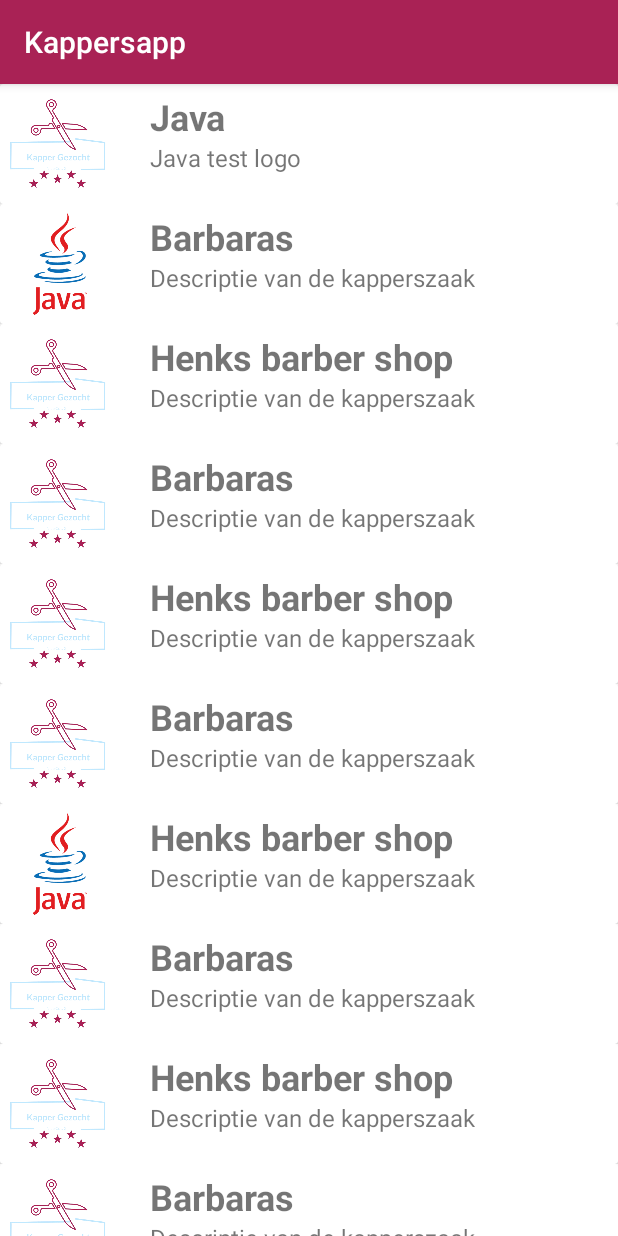
After one commit to Blamant/LoginApplication, an Android app: the activity_zoeken screen opened directly, with no data from a screen before it, on a phone screen of 412 x 824 dp. The commit adds this screen. Run offline under Robolectric (Android 15) with nearby library versions, the phone set to English and light mode, and no system bars.

Commit message:
zoekresultaten scherm af en gedebugt

```diff
--- a/app/build.gradle
+++ b/app/build.gradle
@@ -26,6 +26,8 @@ dependencies {
     implementation fileTree(dir: "libs", include: ["*.jar"])
     implementation 'androidx.appcompat:appcompat:1.2.0'
     implementation 'androidx.constraintlayout:constraintlayout:2.0.4'
+    implementation 'androidx.recyclerview:recyclerview:1.1.0'
+    implementation 'androidx.cardview:cardview:1.0.0'
     testImplementation 'junit:junit:4.12'
     androidTestImplementation 'androidx.test.ext:junit:1.1.2'
     androidTestImplementation 'androidx.test.espresso:espresso-core:3.3.0'
--- /dev/null
+++ b/app/src/main/java/com/example/loginapplication/KapperszaakAdapter.java
@@ -0,0 +1,59 @@
+package com.example.loginapplication;
+
+import android.content.Context;
+import android.view.LayoutInflater;
+import android.view.View;
+import android.view.ViewGroup;
+import android.widget.ImageView;
+import android.widget.TextView;
+
+import androidx.annotation.NonNull;
+import androidx.recyclerview.widget.RecyclerView;
+
+public class KapperszaakAdapter extends RecyclerView.Adapter<KapperszaakAdapter.MyViewHolder> {
+
+    String data1[], data2[];
+    int images[];
+    Context context;
+
+    public KapperszaakAdapter(Context ct, String s1[], String s2[], int img[]) {
+        context = ct;
+        data1 = s1;
+        data2 = s2;
+        images = img;
+    }
+
+    @NonNull
+    @Override
+    public MyViewHolder onCreateViewHolder(@NonNull ViewGroup parent, int viewType) {
+        LayoutInflater inflater = LayoutInflater.from(context);
+        View view = inflater.inflate(R.layout.my_row, parent, false);
+        return new MyViewHolder(view);
+    }
+
+    @Override
+    public void onBindViewHolder(@NonNull MyViewHolder holder, int position) {
+        holder.myText1.setText(data1[position]);
+        holder.myText2.setText(data2[position]);
+        holder.myImage.setImageResource(images[position % images.length]);
+
+    }
+
+    @Override
+    public int getItemCount() {
+        return data1.length;
+    }
+
+    public class MyViewHolder extends RecyclerView.ViewHolder {
+
+        TextView myText1, myText2;
+        ImageView myImage;
+
+        public MyViewHolder(@NonNull View itemView) {
+            super(itemView);
+            myText1 = itemView.findViewById(R.id.kapperszaken);
+            myText2 = itemView.findViewById(R.id.description_kapperszaken);
+            myImage = itemView.findViewById(R.id.imgKapperszaak);
+        }
+    }
+}
--- a/app/src/main/java/com/example/loginapplication/LoginActivity.java
+++ b/app/src/main/java/com/example/loginapplication/LoginActivity.java
@@ -70,7 +70,7 @@ class Credentials {
 
                 }else{
                     Toast.makeText(LoginActivity.this, "Login succesvol", Toast.LENGTH_LONG).show();
-                    Intent intent = new Intent(LoginActivity.this, activity_search.class);
+                    Intent intent = new Intent(LoginActivity.this, activity_zoeken.class);
                     startActivity(intent);
                 }
 
--- a/app/src/main/java/com/example/loginapplication/activity_search.java
+++ b/app/src/main/java/com/example/loginapplication/activity_search.java
@@ -44,7 +44,7 @@ public class activity_search extends AppCompatActivity {
         mylist.add("Haarlem");
         mylist.add("Leiden");
 
-        arrayAdapter = new ArrayAdapter<>(this, R.layout.mylistappearance, mylist);
+        arrayAdapter = new ArrayAdapter<>(this, R.layout.my_row, mylist);
         listView.setAdapter(arrayAdapter);
     }
 
--- /dev/null
+++ b/app/src/main/java/com/example/loginapplication/activity_zoeken.java
@@ -0,0 +1,30 @@
+package com.example.loginapplication;
+
+import androidx.appcompat.app.AppCompatActivity;
+import androidx.recyclerview.widget.LinearLayoutManager;
+import androidx.recyclerview.widget.RecyclerView;
+
+import android.os.Bundle;
+
+public class activity_zoeken extends AppCompatActivity {
+
+    RecyclerView recyclerView;
+
+    String s1[], s2[];
+    int images[] = {R.drawable.logo_swag_removebg, R.drawable.java_test_logo, R.drawable.logo_swag_removebg, R.drawable.logo_swag_removebg, R.drawable.logo_swag_removebg};
+
+    @Override
+    protected void onCreate(Bundle savedInstanceState) {
+        super.onCreate(savedInstanceState);
+        setContentView(R.layout.activity_zoeken);
+
+        recyclerView = findViewById(R.id.recyclerView);
+
+        s1 = getResources().getStringArray(R.array.kapperszaken);
+        s2 = getResources().getStringArray(R.array.description_kapperszaken);
+
+        KapperszaakAdapter kapperszaakAdapter = new KapperszaakAdapter(this, s1, s2, images);
+        recyclerView.setAdapter(kapperszaakAdapter);
+        recyclerView.setLayoutManager(new LinearLayoutManager(this));
+    }
+}
--- /dev/null
+++ b/app/src/main/res/layout/activity_zoeken.xml
@@ -0,0 +1,13 @@
+<?xml version="1.0" encoding="utf-8"?>
+<androidx.constraintlayout.widget.ConstraintLayout xmlns:android="http://schemas.android.com/apk/res/android"
+    xmlns:app="http://schemas.android.com/apk/res-auto"
+    xmlns:tools="http://schemas.android.com/tools"
+    android:layout_width="match_parent"
+    android:layout_height="wrap_content"
+    tools:context=".activity_zoeken">
+
+    <androidx.recyclerview.widget.RecyclerView
+        android:id="@+id/recyclerView"
+        android:layout_width="match_parent"
+        android:layout_height="match_parent"/>
+</androidx.constraintlayout.widget.ConstraintLayout>
--- /dev/null
+++ b/app/src/main/res/layout/my_row.xml
@@ -0,0 +1,55 @@
+<?xml version="1.0" encoding="utf-8"?>
+<androidx.constraintlayout.widget.ConstraintLayout
+    xmlns:android="http://schemas.android.com/apk/res/android"
+    xmlns:app="http://schemas.android.com/apk/res-auto"
+    xmlns:tools="http://schemas.android.com/tools"
+    android:layout_width="match_parent"
+    android:layout_height="wrap_content">
+
+    <androidx.cardview.widget.CardView
+        android:layout_width="match_parent"
+        android:layout_height="wrap_content"
+        app:layout_constraintBottom_toBottomOf="parent"
+        app:layout_constraintEnd_toEndOf="parent"
+        app:layout_constraintStart_toStartOf="parent"
+        app:layout_constraintTop_toTopOf="parent">
+
+        <androidx.constraintlayout.widget.ConstraintLayout
+            android:layout_width="match_parent"
+            android:layout_height="wrap_content">
+
+            <ImageView
+                android:id="@+id/imgKapperszaak"
+                android:layout_width="80dp"
+                android:layout_height="80dp"
+                app:layout_constraintBottom_toBottomOf="parent"
+                app:layout_constraintStart_toStartOf="parent"
+                app:layout_constraintTop_toTopOf="parent"
+                tools:srcCompat="@tools:sample/avatars" />
+
+            <TextView
+                android:id="@+id/kapperszaken"
+                android:layout_width="wrap_content"
+                android:layout_height="wrap_content"
+                android:layout_marginStart="20dp"
+                android:layout_marginLeft="20dp"
+                android:layout_marginTop="5dp"
+                android:text="Title"
+                android:textSize="24sp"
+                android:textStyle="bold"
+                app:layout_constraintStart_toEndOf="@+id/imgKapperszaak"
+                app:layout_constraintTop_toTopOf="parent" />
+
+            <TextView
+                android:id="@+id/description_kapperszaken"
+                android:layout_width="wrap_content"
+                android:layout_height="wrap_content"
+                android:text="Description"
+                android:textSize="16sp"
+                app:layout_constraintStart_toStartOf="@+id/kapperszaken"
+                app:layout_constraintTop_toBottomOf="@+id/kapperszaken" />
+
+        </androidx.constraintlayout.widget.ConstraintLayout>
+    </androidx.cardview.widget.CardView>
+
+</androidx.constraintlayout.widget.ConstraintLayout>
--- a/app/src/main/res/values/strings.xml
+++ b/app/src/main/res/values/strings.xml
@@ -1,3 +1,37 @@
 <resources>
     <string name="app_name">Kappersapp</string>
+
+    <string-array name="kapperszaken">
+        <item>Java</item>
+        <item>Barbaras</item>
+        <item>Henks barber shop</item>
+        <item>Barbaras</item>
+        <item>Henks barber shop</item>
+        <item>Barbaras</item>
+        <item>Henks barber shop</item>
+        <item>Barbaras</item>
+        <item>Henks barber shop</item>
+        <item>Barbaras</item>
+        <item>Henks barber shop</item>
+        <item>Barbaras</item>
+        <item>Henks barber shop</item>
+        <item>Barbaras</item>
+    </string-array>
+
+    <string-array name="description_kapperszaken">
+        <item>Java test logo</item>
+        <item>Descriptie van de kapperszaak</item>
+        <item>Descriptie van de kapperszaak</item>
+        <item>Descriptie van de kapperszaak</item>
+        <item>Descriptie van de kapperszaak</item>
+        <item>Descriptie van de kapperszaak</item>
+        <item>Descriptie van de kapperszaak</item>
+        <item>Descriptie van de kapperszaak</item>
+        <item>Descriptie van de kapperszaak</item>
+        <item>Descriptie van de kapperszaak</item>
+        <item>Descriptie van de kapperszaak</item>
+        <item>Descriptie van de kapperszaak</item>
+        <item>Descriptie van de kapperszaak</item>
+        <item>Descriptie van de kapperszaak</item>
+    </string-array>
 </resources>
```
Also changed, not shown: app/src/main/AndroidManifest.xml (+4 -3 lines), app/src/main/java/com/example/loginapplication/data/LoginDataSource.java (deleted, +0 -29 lines), app/src/main/java/com/example/loginapplication/data/LoginRepository.java (deleted, +0 -54 lines), app/src/main/java/com/example/loginapplication/data/Result.java (deleted, +0 -48 lines), app/src/main/java/com/example/loginapplication/data/model/LoggedInUser.java (deleted, +0 -23 lines), app/src/main/res/layout/mylistappearance.xml (deleted, +0 -9 lines), app/src/main/res/drawable/java_test_logo.png (added), 1 other file.
